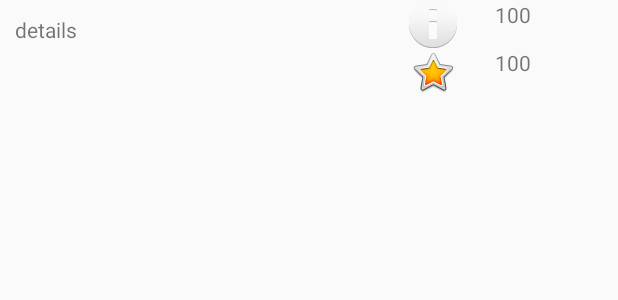
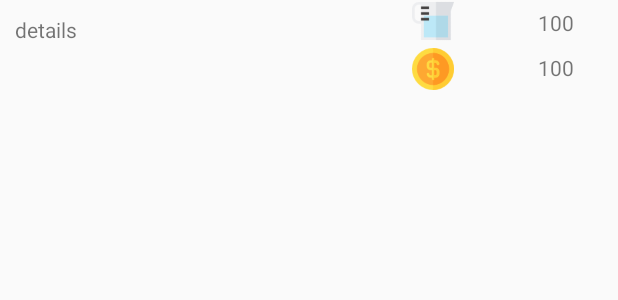
Before and after one commit to dnyopr/comparizon, an Android app: the layout item_details_layout.xml on its own in the app's theme, with its tools: preview values and no code run, on a phone screen of 412 x 824 dp. Shown: the top 300 px of the screen. Run offline under Robolectric (Android 15) with nearby library versions, the phone set to English and light mode, and no system bars.

Commit message:
with loosing images

```diff
--- a/Comparizon/app/build.gradle
+++ b/Comparizon/app/build.gradle
@@ -29,6 +29,8 @@ dependencies {
     annotationProcessor "android.arch.persistence.room:compiler:1.0.0"
     implementation 'com.android.support:recyclerview-v7:26.1.0'
 
+    implementation 'com.github.bumptech.glide:glide:4.1.1'
+
 }
 
 repositories {
--- a/Comparizon/app/src/main/res/drawable/layout_shadow.xml
+++ b/Comparizon/app/src/main/res/drawable/layout_shadow.xml
@@ -10,7 +10,7 @@
     <item android:right="3dp" android:left="1dp" android:bottom="3dp">
         <shape
             android:shape="rectangle">
-            <solid android:color="#dddddd"/>
+            <solid android:color="#ffffff"/>
             <corners android:radius="5dp"/>
         </shape>
     </item>
--- a/Comparizon/app/src/main/res/layout/item_details_layout.xml
+++ b/Comparizon/app/src/main/res/layout/item_details_layout.xml
@@ -1,65 +1,71 @@
 <?xml version="1.0" encoding="utf-8"?>
-<LinearLayout
-    xmlns:android="http://schemas.android.com/apk/res/android"
+<LinearLayout xmlns:android="http://schemas.android.com/apk/res/android"
     xmlns:app="http://schemas.android.com/apk/res-auto"
     android:layout_width="match_parent"
     android:layout_height="wrap_content"
-    android:orientation="horizontal"
-    android:layout_marginBottom="15dp">
+    android:layout_marginBottom="15dp"
+    android:orientation="horizontal">
 
     <TextView
         android:id="@+id/item_detail"
         android:layout_width="match_parent"
         android:layout_height="match_parent"
         android:layout_weight="2"
-        android:text="details"
-        android:padding="10dp"/>
+        android:padding="10dp"
+        android:text="details" />
 
     <LinearLayout
         android:layout_width="match_parent"
-        android:layout_height="match_parent"
-        android:orientation="vertical"
-        android:layout_weight="3">
+        android:layout_height="wrap_content"
+        android:layout_weight="3"
+        android:orientation="vertical">
 
         <LinearLayout
+            android:layout_width="match_parent"
+            android:layout_height="wrap_content"
+            android:layout_weight="1"
+            android:orientation="horizontal">
+
+            <ImageView
                 android:layout_width="match_parent"
-                android:layout_height="match_parent"
-                android:orientation="horizontal"
-                android:layout_weight="1">
+                android:layout_height="30dp"
+                android:layout_weight="1"
+                android:paddingBottom="2dp"
+                app:srcCompat="@drawable/beaker" />
 
-                <ImageView
-                    android:id="@+id/imageView"
-                    android:layout_width="match_parent"
-                    android:layout_height="match_parent"
-                    android:layout_weight="1"
-                    app:srcCompat="@android:drawable/ic_dialog_info" />
             <TextView
+                android:id="@+id/item_size"
                 android:layout_width="match_parent"
                 android:layout_height="match_parent"
                 android:layout_weight="1"
-                android:text="100"/>
+                android:gravity="center"
+                android:text="100" />
 
         </LinearLayout>
 
         <LinearLayout
             android:layout_width="match_parent"
-            android:layout_height="match_parent"
+            android:layout_height="wrap_content"
             android:layout_weight="1"
             android:orientation="horizontal">
 
             <ImageView
                 android:layout_width="match_parent"
-                android:layout_height="match_parent"
+                android:layout_height="30dp"
                 android:layout_weight="1"
-                app:srcCompat="@android:drawable/btn_star_big_on" />
+                app:srcCompat="@drawable/dollar"
+                android:paddingTop="2dp"/>
+
             <TextView
+                android:id="@+id/item_cost"
                 android:layout_width="match_parent"
                 android:layout_height="match_parent"
                 android:layout_weight="1"
-                android:text="100"/>
+                android:gravity="center"
+                android:text="100" />
 
         </LinearLayout>
-        </LinearLayout>
+    </LinearLayout>
 
 
 </LinearLayout>
--- a/Comparizon/app/src/main/res/layout/iteminfo_list.xml
+++ b/Comparizon/app/src/main/res/layout/iteminfo_list.xml
@@ -8,21 +8,21 @@
     <ImageView
         android:id="@+id/item_image"
         android:layout_width="match_parent"
-        android:layout_height="match_parent"
+        android:layout_height="wrap_content"
         android:layout_weight="5"
         android:padding="15dp"
         app:srcCompat="@mipmap/ic_launcher_round" />
 
     <LinearLayout
         android:layout_width="match_parent"
-        android:layout_height="match_parent"
+        android:layout_height="wrap_content"
         android:layout_weight="3"
         android:orientation="vertical">
 
         <TextView
             android:id="@+id/item_brand"
             android:layout_width="match_parent"
-            android:layout_height="match_parent"
+            android:layout_height="wrap_content"
             android:layout_weight="2"
             android:text="TextView"
             android:layout_marginTop="15dp"/>
--- a/Comparizon/app/src/main/res/menu/menu_button.xml
+++ b/Comparizon/app/src/main/res/menu/menu_button.xml
@@ -8,5 +8,4 @@
             app:showAsAction="always"
             android:title="btn add" />
 
-
 </menu>
```
Also changed, not shown: Comparizon/app/src/main/AndroidManifest.xml (+8 -0 lines), Comparizon/app/src/main/java/com/kmitl58070042/dnyopr/comparizon/MainActivity.java (+21 -20 lines), Comparizon/app/src/main/java/com/kmitl58070042/dnyopr/comparizon/adapter/ItemInfoRecyclerAdapter.java (+42 -0 lines), Comparizon/app/src/main/java/com/kmitl58070042/dnyopr/comparizon/fragment/AddItemFragment.java (+18 -20 lines), Comparizon/app/src/main/java/com/kmitl58070042/dnyopr/comparizon/fragment/ItemLeftFragment.java (deleted, +0 -51 lines), Comparizon/app/src/main/java/com/kmitl58070042/dnyopr/comparizon/fragment/ItemRightFragment.java (deleted, +0 -30 lines), Comparizon/app/src/main/java/com/kmitl58070042/dnyopr/comparizon/fragment/SelecteItemSide.java (added, +66 -0 lines), Comparizon/app/src/main/res/drawable/layout_normal.xml (added, +11 -0 lines), Comparizon/app/src/main/res/layout/activity_main.xml (+4 -17 lines), Comparizon/app/src/main/res/layout/fragment_item_left.xml (deleted, +0 -42 lines), Comparizon/app/src/main/res/layout/fragment_item_right.xml (deleted, +0 -35 lines), Comparizon/app/src/main/res/layout/fragment_item_selected.xml (added, +80 -0 lines), Comparizon/app/src/main/res/drawable/beaker.png (added), Comparizon/app/src/main/res/drawable/dollar.png (added).
